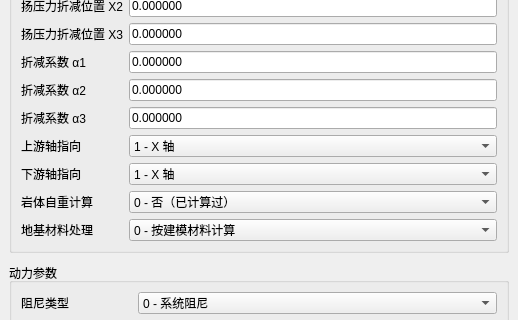
First picture: the form in plugins/Base_Solver/DamAnalysisWidget.ui, repository asd977/base_cae, before the edit; both pictures show x 0 to 518 and y 252 to 572 of the 518 by 959 pixel window.
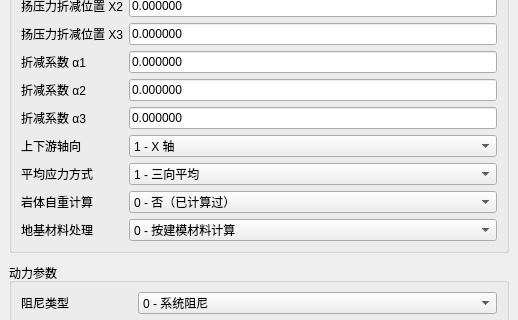
Second picture: the form after the edit.

```diff
--- a/plugins/Base_Solver/DamAnalysisWidget.ui
+++ b/plugins/Base_Solver/DamAnalysisWidget.ui
@@ -330,7 +330,7 @@
         <item row="9" column="0">
          <widget class="QLabel" name="labelAxisUp">
           <property name="text">
-           <string>上游轴指向</string>
+           <string>上下游轴向</string>
           </property>
           <property name="wordWrap">
            <bool>false</bool>
@@ -365,7 +365,7 @@
         <item row="10" column="0">
          <widget class="QLabel" name="labelAxisDown">
           <property name="text">
-           <string>下游轴指向</string>
+           <string>平均应力方式</string>
           </property>
           <property name="wordWrap">
            <bool>false</bool>
@@ -376,7 +376,7 @@
          <widget class="QComboBox" name="comboAxisDown">
           <item>
            <property name="text">
-            <string>1 - X 轴</string>
+            <string>1 - 三向平均</string>
            </property>
           </item>
           <item>
```
Left out of the diff: 13 changed lines with no effect on the pictures.
